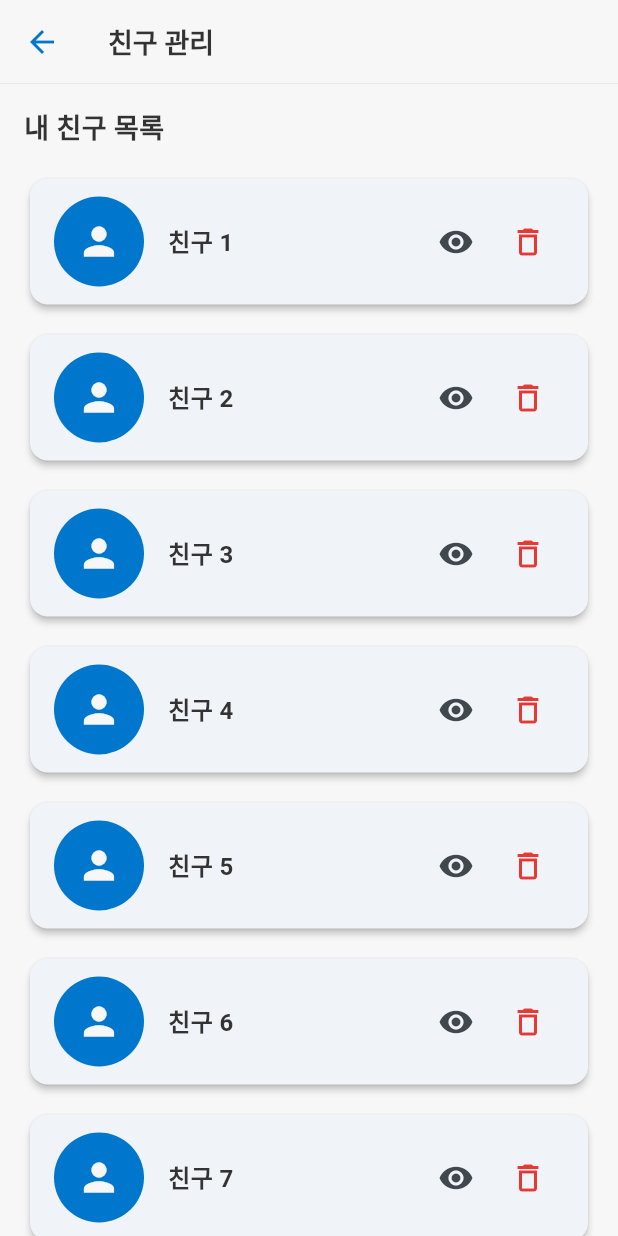
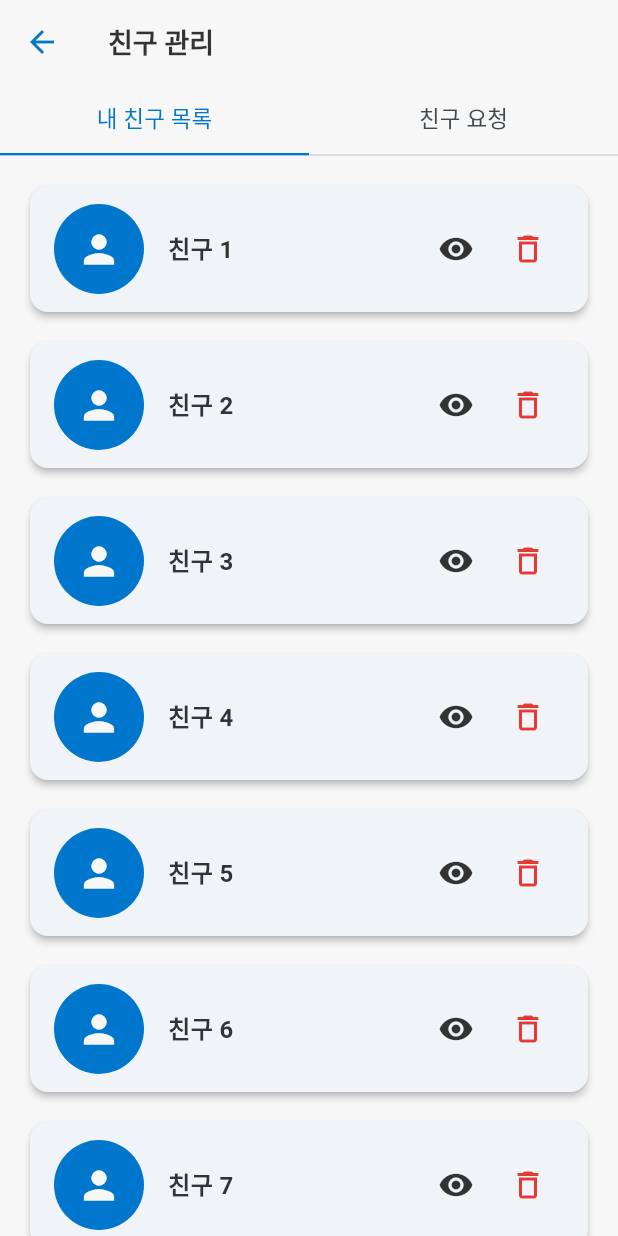
Before and after one commit to niw5924/style-board, a Flutter app: the FriendManagementPage screen opened directly, on a phone screen of 412 x 824 dp. Run offline on Flutter 3.47's test engine with Material 3 defaults, Android fonts, the phone set to English and light mode, and no system bars; our stand-ins replace cloud_firestore, firebase_auth, firebase_core, flip_card, flutter_bloc, flutter_dotenv and 5 more; missing offline and left inert: kakao_flutter_sdk; accounts and stored records are empty.

```diff
--- a/lib/auth/auth_service.dart
+++ b/lib/auth/auth_service.dart
@@ -1,6 +1,7 @@
 import 'package:google_sign_in/google_sign_in.dart';
 import 'package:kakao_flutter_sdk/kakao_flutter_sdk.dart';
 import 'package:firebase_auth/firebase_auth.dart' as firebase_auth;
+import 'package:cloud_firestore/cloud_firestore.dart';
 import 'package:style_board/auth/firebase_custom_token_service.dart';
 
 class AuthService {
@@ -14,6 +15,7 @@ class AuthService {
   final GoogleSignIn _googleSignIn = GoogleSignIn();
   final firebase_auth.FirebaseAuth _firebaseAuth =
       firebase_auth.FirebaseAuth.instance;
+  final FirebaseFirestore _firestore = FirebaseFirestore.instance;
   String? _currentLoginMethod; // 로그인 방식 ('google' 또는 'kakao')
 
   // Google 로그인 및 Firebase 연결
@@ -32,6 +34,11 @@ class AuthService {
       final userCredential =
           await _firebaseAuth.signInWithCredential(credential);
       final user = userCredential.user;
+
+      if (user != null) {
+        // Firestore에 유저 정보 저장
+        await _saveUserToFirestore(user);
+      }
 
       print('Firebase Google 로그인 성공');
       _currentLoginMethod = 'google'; // 로그인 방식 저장
@@ -72,8 +79,14 @@ class AuthService {
           await _firebaseAuth.signInWithCustomToken(customToken);
       final user = userCredential.user;
 
-      await user?.updateDisplayName(kakaoName);
-      await user?.updatePhotoURL(profileImageUrl);
+      if (user != null) {
+        // Firebase DisplayName과 PhotoURL 업데이트
+        await user.updateDisplayName(kakaoName);
+        await user.updatePhotoURL(profileImageUrl);
+
+        // Firestore에 유저 정보 저장
+        await _saveUserToFirestore(user);
+      }
 
       print('Firebase Kakao 로그인 성공');
       _currentLoginMethod = 'kakao'; // 로그인 방식 저장
@@ -82,6 +95,26 @@ class AuthService {
       print('Kakao 로그인 실패: $e');
     }
     return null;
+  }
+
+  // Firestore에 유저 정보 저장
+  Future<void> _saveUserToFirestore(firebase_auth.User user) async {
+    try {
+      final userDoc = _firestore.collection('users').doc(user.uid);
+
+      // Firestore 문서에 userInfo 필드로 유저 정보 저장
+      await userDoc.set({
+        'userInfo': {
+          'name': user.displayName ?? 'Unknown', // 이름 저장
+          'email': user.email, // 이메일 저장
+          'photoURL': user.photoURL, // 프로필 사진 URL 저장
+          'lastLoginAt': FieldValue.serverTimestamp(), // 마지막 로그인 시간
+        },
+      }, SetOptions(merge: true)); // 기존 필드 병합
+      print('Firestore에 유저 정보 저장 성공');
+    } catch (e) {
+      print('Firestore에 유저 정보 저장 실패: $e');
+    }
   }
 
   // 로그아웃
--- a/lib/settings/friends/friend_management_page.dart
+++ b/lib/settings/friends/friend_management_page.dart
@@ -5,21 +5,39 @@ class FriendManagementPage extends StatelessWidget {
 
   @override
   Widget build(BuildContext context) {
-    return Scaffold(
+    return DefaultTabController(
+      length: 2,
+      child: Scaffold(
         appBar: AppBar(
           title: const Text('친구 관리'),
+          bottom: const TabBar(
+            tabs: [
+              Tab(text: '내 친구 목록'),
+              Tab(text: '친구 요청'),
+            ],
+            labelStyle: TextStyle(
+              fontSize: 15,
+              fontWeight: FontWeight.w500,
             ),
-      body: SingleChildScrollView(
+            indicatorSize: TabBarIndicatorSize.tab,
+          ),
+        ),
+        body: TabBarView(
+          children: [
+            _buildMyFriendsTab(context),
+            _buildFriendRequestsTab(context),
+          ],
+        ),
+      ),
+    );
+  }
+
+  // 내 친구 목록 탭
+  Widget _buildMyFriendsTab(BuildContext context) {
+    return SingleChildScrollView(
       padding: const EdgeInsets.all(16.0),
       child: Column(
-          crossAxisAlignment: CrossAxisAlignment.start,
         children: [
-            // 친구 리스트 섹션
-            const Text(
-              '내 친구 목록',
-              style: TextStyle(fontSize: 18, fontWeight: FontWeight.bold),
-            ),
-            const SizedBox(height: 16),
           Column(
             children: List.generate(
               10, // 예제용 데이터 (친구 수)
@@ -29,10 +47,23 @@ class FriendManagementPage extends StatelessWidget {
               ),
             ),
           ),
-            const SizedBox(height: 16),
-            // 친구 추가 버튼
-            Center(child: _buildAddFriendButton(context)),
+          _buildAddFriendButton(context),
         ],
+      ),
+    );
+  }
+
+  // 친구 요청 목록 탭
+  Widget _buildFriendRequestsTab(BuildContext context) {
+    return SingleChildScrollView(
+      padding: const EdgeInsets.all(16.0),
+      child: Column(
+        children: List.generate(
+          10, // 예제용 데이터 (친구 요청 수)
+          (index) => Padding(
+            padding: const EdgeInsets.only(bottom: 12.0),
+            child: _buildFriendRequestCard(context, '요청자 ${index + 1}'),
+          ),
         ),
       ),
     );
@@ -58,7 +89,6 @@ class FriendManagementPage extends StatelessWidget {
         padding: const EdgeInsets.symmetric(vertical: 12, horizontal: 16),
         child: Row(
           children: [
-            // 프로필 아이콘
             CircleAvatar(
               radius: 30,
               backgroundColor: Theme.of(context).colorScheme.primary,
@@ -66,8 +96,6 @@ class FriendManagementPage extends StatelessWidget {
                   size: 30, color: Theme.of(context).colorScheme.surface),
             ),
             const SizedBox(width: 16),
-
-            // 친구 이름 및 옵션
             Expanded(
               child: Text(
                 friendName,
@@ -77,17 +105,14 @@ class FriendManagementPage extends StatelessWidget {
                 ),
               ),
             ),
-
-            // 옷장 보기 버튼
             IconButton(
               onPressed: () {
                 // 옷장 보기 기능 이후 구현
               },
               icon: const Icon(Icons.visibility),
+              color: Theme.of(context).colorScheme.onSurface,
               tooltip: '옷장 보기',
             ),
-
-            // 삭제 버튼
             IconButton(
               onPressed: () {
                 // 친구 삭제 기능 이후 구현
@@ -101,4 +126,50 @@ class FriendManagementPage extends StatelessWidget {
       ),
     );
   }
+
+  // 친구 요청 카드 UI
+  Widget _buildFriendRequestCard(BuildContext context, String requesterName) {
+    return Card(
+      elevation: 2,
+      child: Padding(
+        padding: const EdgeInsets.symmetric(vertical: 12, horizontal: 16),
+        child: Row(
+          children: [
+            CircleAvatar(
+              radius: 30,
+              backgroundColor: Theme.of(context).colorScheme.primary,
+              child: Icon(Icons.person,
+                  size: 30, color: Theme.of(context).colorScheme.surface),
+            ),
+            const SizedBox(width: 16),
+            Expanded(
+              child: Text(
+                requesterName,
+                style: const TextStyle(
+                  fontSize: 16,
+                  fontWeight: FontWeight.bold,
+                ),
+              ),
+            ),
+            IconButton(
+              onPressed: () {
+                // 친구 요청 수락 기능 이후 구현
+              },
+              icon: const Icon(Icons.check_circle_outline),
+              color: Theme.of(context).colorScheme.primary,
+              tooltip: '수락',
+            ),
+            IconButton(
+              onPressed: () {
+                // 친구 요청 거절 기능 이후 구현
+              },
+              icon: const Icon(Icons.cancel_outlined),
+              color: Theme.of(context).colorScheme.error,
+              tooltip: '거절',
+            ),
+          ],
+        ),
+      ),
+    );
   }
+}
```
Lines whose indentation alone changed are shown as unchanged.
